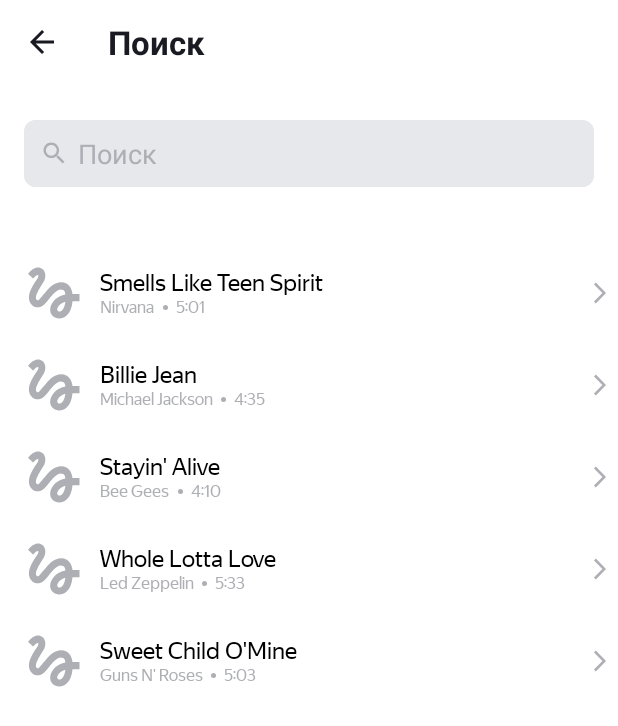
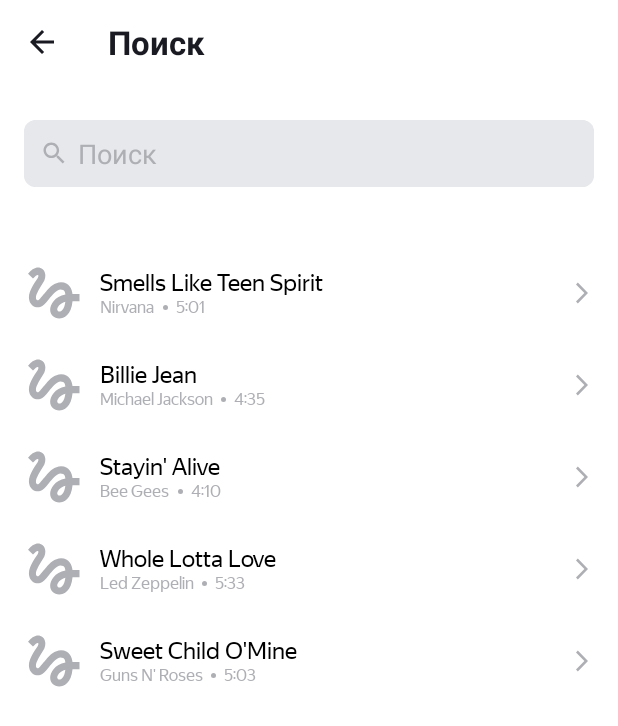
Before and after one commit to MaxCanon/PlaylistMaker, an Android app: the SearchActivity screen opened directly, with no data from a screen before it, on a phone screen of 412 x 824 dp. Shown: the top 726 px of the screen. Run offline under Robolectric (Android 15) with nearby library versions, the phone set to English and light mode, and no system bars; pictures from the network do not load.

Commit message:
fixes after review

```diff
--- a/app/src/main/java/com/example/playlistmaker/SearchActivity.kt
+++ b/app/src/main/java/com/example/playlistmaker/SearchActivity.kt
@@ -20,41 +20,32 @@ class SearchActivity : AppCompatActivity() {
 
     var text: String = ""
     private var recycleViewTracks: RecyclerView? = null
-    private var trackList: ArrayList<Track> = ArrayList()
 
-    private fun fillTracksList(): ArrayList<Track> {
-        val track: Track = Track(
+    private fun getTracks() = listOf(
+        Track(
             "Smells Like Teen Spirit",
             "Nirvana",
             "5:01",
             "https://is5-ssl.mzstatic.com/image/thumb/Music115/v4/7b/58/c2/7b58c21a-2b51-2bb2-e59a-9bb9b96ad8c3/00602567924166.rgb.jpg/100x100bb.jpg"
-        )
-        trackList.add(track)
-        trackList.add(
+        ),
         Track(
             "Billie Jean",
             "Michael Jackson",
             "4:35",
             "https://is5-ssl.mzstatic.com/image/thumb/Music125/v4/3d/9d/38/3d9d3811-71f0-3a0e-1ada-3004e56ff852/827969428726.jpg/100x100bb.jpg"
-            )
-        )
-        trackList.add(
+        ),
         Track(
             "Stayin' Alive",
             "Bee Gees",
             "4:10",
             "https://is4-ssl.mzstatic.com/image/thumb/Music115/v4/1f/80/1f/1f801fc1-8c0f-ea3e-d3e5-387c6619619e/16UMGIM86640.rgb.jpg/100x100bb.jpg"
-            )
-        )
-        trackList.add(
+        ),
         Track(
             "Whole Lotta Love",
             "Led Zeppelin",
             "5:33",
             "https://is2-ssl.mzstatic.com/image/thumb/Music62/v4/7e/17/e3/7e17e33f-2efa-2a36-e916-7f808576cf6b/mzm.fyigqcbs.jpg/100x100bb.jpg"
-            )
-        )
-        trackList.add(
+        ),
         Track(
             "Sweet Child O'Mine",
             "Guns N' Roses",
@@ -62,8 +53,6 @@ class SearchActivity : AppCompatActivity() {
             "https://is5-ssl.mzstatic.com/image/thumb/Music125/v4/a0/4d/c4/a04dc484-03cc-02aa-fa82-5334fcb4bc16/18UMGIM24878.rgb.jpg/100x100bb.jpg"
         )
     )
-        return this.trackList
-    }
 
     override fun onCreate(savedInstanceState: Bundle?) {
         super.onCreate(savedInstanceState)
@@ -84,10 +73,9 @@ class SearchActivity : AppCompatActivity() {
         }
 
         recycleViewTracks = findViewById(R.id.search_recycle_view)
-        val musLayOut = LinearLayoutManager(this)
-        musLayOut.orientation = RecyclerView.VERTICAL
+        val musLayOut = LinearLayoutManager(this, LinearLayoutManager.VERTICAL, false)
         recycleViewTracks?.layoutManager = musLayOut
-        recycleViewTracks?.adapter = TrackAdapter(this.fillTracksList())
+        recycleViewTracks?.adapter = TrackAdapter(getTracks())
 
         val simpleTextWatcher = object : TextWatcher {
             override fun beforeTextChanged(s: CharSequence?, start: Int, count: Int, after: Int) {
--- a/app/src/main/java/com/example/playlistmaker/TrackAdapter.kt
+++ b/app/src/main/java/com/example/playlistmaker/TrackAdapter.kt
@@ -5,7 +5,7 @@ import android.view.View
 import android.view.ViewGroup
 import androidx.recyclerview.widget.RecyclerView
 
-class TrackAdapter(private val trackList: ArrayList<Track>) :
+class TrackAdapter(private val trackList: List<Track>) :
     RecyclerView.Adapter<TrackHolder>() {
     override fun onCreateViewHolder(parent: ViewGroup, viewType: Int): TrackHolder {
         val item: View =
--- a/app/src/main/res/layout/track.xml
+++ b/app/src/main/res/layout/track.xml
@@ -35,7 +35,7 @@
             <TextView
                 android:id="@+id/artist_name"
                 style="@style/Recycle_ArtistName_TrackTime"
-                android:maxEms="10"/>
+                android:layout_weight="1"/>
 
             <ImageView
                 android:id="@+id/ellipse"
--- a/app/src/main/res/values-night/styles.xml
+++ b/app/src/main/res/values-night/styles.xml
@@ -55,7 +55,8 @@
         <item name="android:layout_height">wrap_content</item>
         <item name="android:layout_gravity">center</item>
         <item name="android:tint">@color/white</item>
-        <item name="android:layout_marginStart">@dimen/padding_left</item>
+        <item name="android:layout_marginStart">@dimen/icon_margin</item>
+        <item name="android:layout_marginEnd">@dimen/icon_margin_right</item>
     </style>
 
     <style name="Recycle_Track_Name">
@@ -66,7 +67,6 @@
         <item name="android:textColor">@color/white</item>
         <item name="android:ellipsize">end</item>
         <item name="android:lines">1</item>
-        <item name="android:singleLine">true</item>
     </style>
 
     <style name="Recycle_ArtistName_TrackTime">
@@ -78,7 +78,6 @@
         <item name="android:textColor">@color/white</item>
         <item name="android:ellipsize">end</item>
         <item name="android:lines">1</item>
-        <item name="android:singleLine">true</item>
     </style>
 
     <style name="Ellipse">
--- a/app/src/main/res/values/dimens.xml
+++ b/app/src/main/res/values/dimens.xml
@@ -2,6 +2,7 @@
 <resources>
     <dimen name="padding">8dp</dimen>
     <dimen name="icon_padding">8dp</dimen>
+    <dimen name="icon_margin">8dp</dimen>
     <dimen name="icon_margin_right">12dp</dimen>
     <dimen name="padding_left">16dp</dimen>
     <dimen name="corner_radius">16dp</dimen>
--- a/app/src/main/res/values/styles.xml
+++ b/app/src/main/res/values/styles.xml
@@ -76,7 +76,9 @@
         <item name="android:layout_height">wrap_content</item>
         <item name="android:layout_gravity">center</item>
         <item name="android:tint">@color/knob_color</item>
-        <item name="android:layout_marginStart">@dimen/padding_left</item>
+        <item name="android:layout_marginStart">@dimen/icon_margin</item>
+        <item name="android:layout_marginEnd">@dimen/icon_margin_right</item>
+
     </style>
 
 
@@ -88,7 +90,6 @@
         <item name="android:textColor">@color/black</item>
         <item name="android:ellipsize">end</item>
         <item name="android:lines">1</item>
-        <item name="android:singleLine">true</item>
     </style>
 
     <style name="Recycle_ArtistName_TrackTime">
@@ -100,7 +101,6 @@
         <item name="android:textColor">@color/knob_color</item>
         <item name="android:ellipsize">end</item>
         <item name="android:lines">1</item>
-        <item name="android:singleLine">true</item>
     </style>
 
     <style name="Ellipse">
```
Lines whose indentation alone changed are shown as unchanged.
